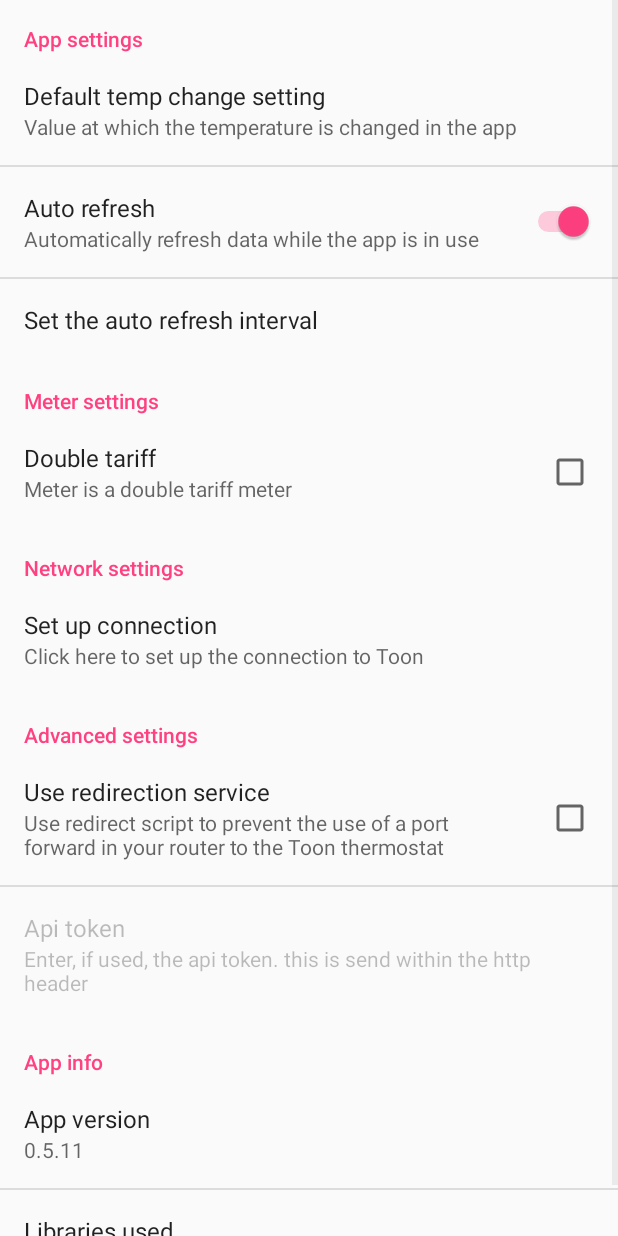
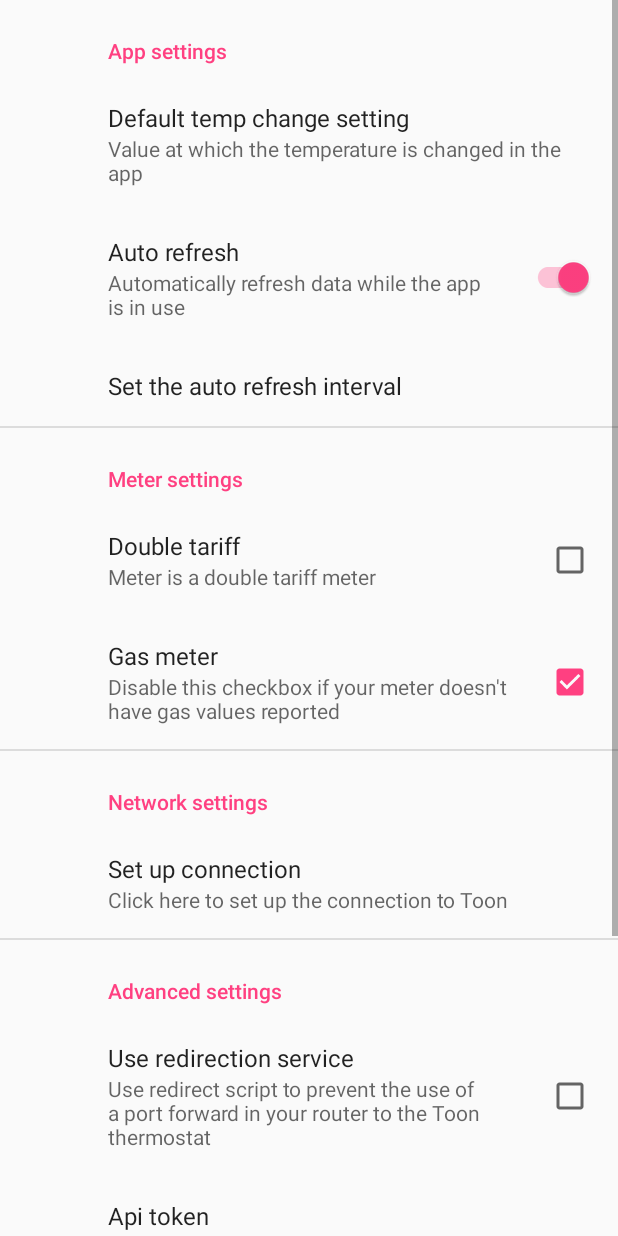
Before and after one commit to Inversion-NL/Toon-Android, an Android app: the SettingsActivity screen opened directly, with no data from a screen before it, on a phone screen of 412 x 824 dp. Run offline under Robolectric (Android 15) with nearby library versions, the phone set to English and light mode, and no system bars; our stand-ins replace androidx.preference, sdp/ssp sizes; network calls fail.

Commit message:
0.6.0 - Update from settings activity to AndroidX settings fragment - Clean up Dutch translations - Change from SwitchPreference to SwitchPreferenceCompat - Add option in settings to disable Gas (which hides it from both controls fragment and drawer) -

```diff
--- a/app/build.gradle
+++ b/app/build.gradle
@@ -10,8 +10,8 @@ android {
         applicationId 'com.toonapps.toon'
         minSdkVersion 15
         targetSdkVersion 29
-        versionCode 14
-        versionName "0.5.11"
+        versionCode 15
+        versionName "0.6.0"
         testInstrumentationRunner "androidx.test.runner.AndroidJUnitRunner"
     }
 
@@ -27,6 +27,7 @@ android {
 
 dependencies {
     implementation fileTree(include: ['*.jar'], dir: 'libs')
+
     androidTestImplementation('androidx.test.espresso:espresso-core:3.2.0', {
         exclude group: 'com.android.support', module: 'support-annotations'
     })
@@ -38,6 +39,7 @@ dependencies {
     implementation 'androidx.drawerlayout:drawerlayout:1.1.0-rc01'
     implementation 'androidx.cardview:cardview:1.0.0'
     implementation 'androidx.constraintlayout:constraintlayout:1.1.3'
+    implementation 'androidx.preference:preference:1.1.1'
 
     implementation "android.arch.navigation:navigation-fragment:1.0.0"
     implementation "android.arch.navigation:navigation-ui:1.0.0"
--- a/app/src/main/java/com/toonapps/toon/view/SettingsActivity.java
+++ b/app/src/main/java/com/toonapps/toon/view/SettingsActivity.java
@@ -1,28 +1,25 @@
 package com.toonapps.toon.view;
 
 import android.os.Bundle;
-import android.preference.Preference;
-import android.preference.PreferenceActivity;
 
 import androidx.annotation.Nullable;
+import androidx.appcompat.app.AppCompatActivity;
 
-import com.toonapps.toon.BuildConfig;
 import com.toonapps.toon.R;
 
-public class SettingsActivity extends PreferenceActivity {
+public class SettingsActivity extends AppCompatActivity {
 
     @Override
     protected void onCreate(@Nullable Bundle savedInstanceState) {
         super.onCreate(savedInstanceState);
-        addPreferencesFromResource(R.xml.preferences);
 
         //TODO start settings fragment instead of starting the welcome wizard
-        //TODO migrate to new settings fragment
 
-        String versionName = BuildConfig.VERSION_NAME;
-        @SuppressWarnings("HardCodedStringLiteral")
-        Preference appVersion =
-                getPreferenceScreen().findPreference("key_pref_appInfo_appVersion");
-        appVersion.setSummary(versionName);
+        setContentView(R.layout.activity_settings);
+
+        getSupportFragmentManager()
+                .beginTransaction()
+                .replace(R.id.settings_container, new SettingsFragment())
+                .commit();
     }
 }
--- /dev/null
+++ b/app/src/main/java/com/toonapps/toon/view/SettingsFragment.java
@@ -0,0 +1,24 @@
+package com.toonapps.toon.view;
+
+import android.os.Bundle;
+
+import androidx.preference.Preference;
+import androidx.preference.PreferenceFragmentCompat;
+
+import com.toonapps.toon.BuildConfig;
+import com.toonapps.toon.R;
+
+public class SettingsFragment extends PreferenceFragmentCompat {
+
+    @Override
+    public void onCreatePreferences(Bundle savedInstanceState, String rootKey) {
+        setPreferencesFromResource(R.xml.preferences, rootKey);
+
+        String versionName = BuildConfig.VERSION_NAME;
+
+        @SuppressWarnings("HardCodedStringLiteral")
+        Preference appVersion = findPreference("key_pref_appInfo_appVersion");
+        if (appVersion != null) appVersion.setSummary(versionName);
+
+    }
+}
--- /dev/null
+++ b/app/src/main/res/layout/activity_settings.xml
@@ -0,0 +1,13 @@
+<?xml version="1.0" encoding="utf-8"?>
+<androidx.constraintlayout.widget.ConstraintLayout
+    xmlns:android="http://schemas.android.com/apk/res/android"
+    android:layout_width="match_parent"
+    android:layout_height="match_parent">
+
+    <FrameLayout
+        android:id="@+id/settings_container"
+        android:layout_width="match_parent"
+        android:layout_height="match_parent">
+    </FrameLayout>
+
+</androidx.constraintlayout.widget.ConstraintLayout>
--- a/app/src/main/res/values/strings.xml
+++ b/app/src/main/res/values/strings.xml
@@ -15,6 +15,8 @@
     <string name="pref_meterSettings_category_title">Meter settings</string>
     <string name="pref_meterSettings_doubleTariff_title">Double tariff</string>
     <string name="pref_meterSettings_doubleTariff_summary">Meter is a double tariff meter</string>
+    <string name="pref_meterSettings_gasMeter_title">Gas meter</string>
+    <string name="pref_meterSettings_gasMeter_summary">Disable this checkbox if your meter doesn\'t have gas values reported</string>
     <string name="pref_network_category_title">Network settings</string>
     <string name="pref_network_setupConnection_title">Set up connection</string>
     <string name="pref_network_setupConnection_summary">Click here to set up the connection to Toon</string>
--- a/app/src/main/res/xml/preferences.xml
+++ b/app/src/main/res/xml/preferences.xml
@@ -9,7 +9,7 @@
             android:defaultValue="0.5"
             android:entries="@array/tempSetValues"
             android:entryValues="@array/tempSetValues"/>
-        <SwitchPreference
+        <SwitchPreferenceCompat
             android:key="pref_key_autoRefresh"
             android:title="@string/pref_appSettings_refresh_useAutoRefresh_title"
             android:defaultValue="true"
@@ -29,6 +29,11 @@
             android:key="pref_key_isDoubleTariffMeter"
             android:title="@string/pref_meterSettings_doubleTariff_title"
             android:summary="@string/pref_meterSettings_doubleTariff_summary"/>
+        <CheckBoxPreference
+            android:key="pref_key_hasGasMeter"
+            android:title="@string/pref_meterSettings_gasMeter_title"
+            android:summary="@string/pref_meterSettings_gasMeter_summary"
+            android:defaultValue="true"/>
 
     </PreferenceCategory>
 
@@ -69,7 +74,7 @@
         <Preference
             android:key="key_pref_appInfo_appVersion"
             android:title="@string/pref_appInfo_appVersion_title"
-            android:summary="0.0.0"/>
+            android:summary="2.3.4"/>
         <Preference
             android:key="key_pref_appInfo_appLibraries"
             android:title="@string/pref_appInfo_appLibraries_title"
```
Also changed, not shown: app/src/main/java/com/toonapps/toon/helper/AppSettings.java (+14 -4 lines), app/src/main/java/com/toonapps/toon/view/MainActivity.java (+16 -3 lines), app/src/main/java/com/toonapps/toon/view/fragments/ControlsFragment.java (+25 -1 lines), 1 other file.
